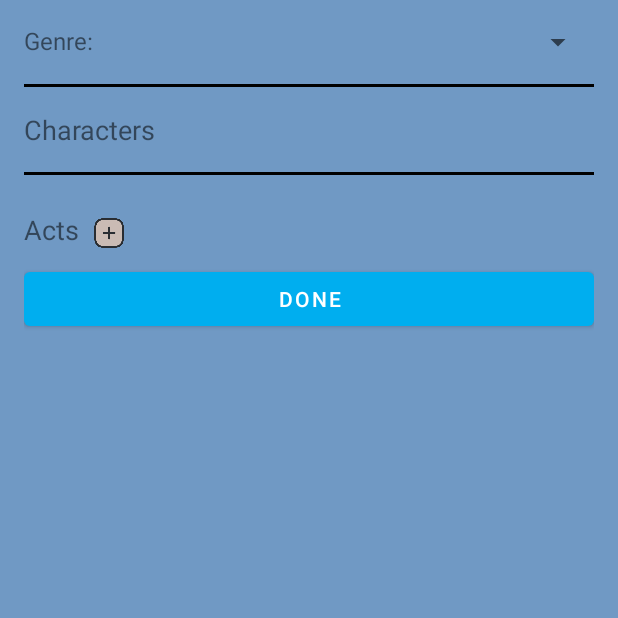
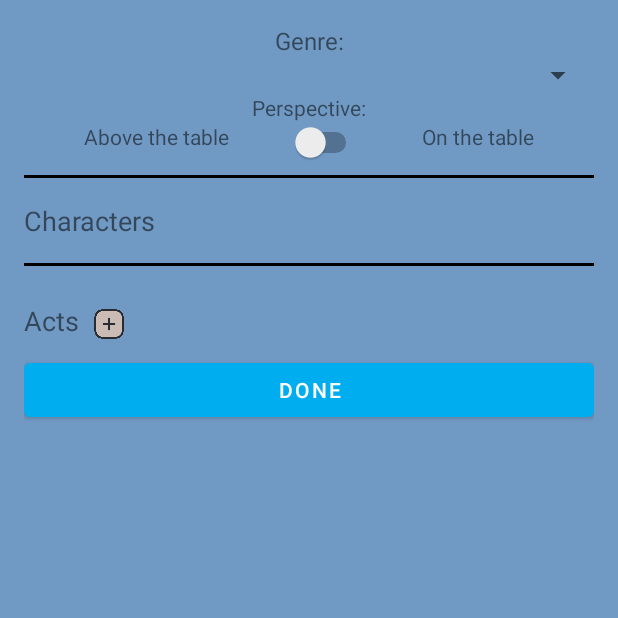
Before and after one commit to Albirich/RealmsAI, an Android app built with Jetpack Compose: the RPGSettingsActivity screen opened directly, with no data from a screen before it, on a phone screen of 412 x 824 dp, the top half of it. Run offline under Robolectric (Android 15) with nearby library versions, the phone set to English and light mode, and no system bars; 15 statements that could not run were skipped.

Commit message:
we are working on rpg mode right now. implemented the above table prompts.

```diff
--- a/app/src/main/java/com/example/RealmsAI/MainActivity.kt
+++ b/app/src/main/java/com/example/RealmsAI/MainActivity.kt
@@ -866,12 +866,8 @@ class MainActivity : AppCompatActivity() {
                     saveSessionProfile(sessionProfile, sessionId)
 
                     playerSlot = sessionProfile.slotRoster.find { it.profileType == "player" }
-                    if (playerSlot == null) {
-                        Log.w("AI_CYCLE", "No player slot found. Aborting.")
-                        return@withTimeoutOrNull
-                    }
-                    val playerArea = playerSlot.lastActiveArea
-                    val playerLocation = playerSlot.lastActiveLocation
+                    val playerArea = playerSlot?.lastActiveArea
+                    val playerLocation = playerSlot?.lastActiveLocation
 
                     // 3. NOW do your background lookup as before
                     fun String.normalize(): String = this.trim().lowercase().replace("\\s+".toRegex(), " ")
--- a/app/src/main/java/com/example/RealmsAI/RPGSettingsActivity.kt
+++ b/app/src/main/java/com/example/RealmsAI/RPGSettingsActivity.kt
@@ -29,6 +29,7 @@ class RPGSettingsActivity : AppCompatActivity() {
     private lateinit var actAdapter: RPGActAdapter
     private var selectedCharacters: MutableList<CharacterProfile> = mutableListOf()
     private lateinit var rpgCharacters: MutableList<RPGCharacter>
+    private lateinit var perspectiveSwitch:Switch
 
     private val gson = Gson()
 
@@ -53,6 +54,7 @@ class RPGSettingsActivity : AppCompatActivity() {
         characterRecyclerView = findViewById(R.id.characterRecyclerView)
         actsRecyclerView = findViewById(R.id.actsRecyclerView)
         addActButton = findViewById(R.id.addActButton)
+        perspectiveSwitch = findViewById(R.id.perspectiveSwitch)
 
         // Parse incoming settings if editing an existing chat
         val currentSettingsJson = intent.getStringExtra("CURRENT_SETTINGS_JSON")
@@ -69,6 +71,10 @@ class RPGSettingsActivity : AppCompatActivity() {
         selectedCharacters = gson.fromJson(
             selectedCharactersJson, object : TypeToken<List<CharacterProfile>>() {}.type
         )
+        perspectiveSwitch.isChecked = (rpgSettings.perspective == "onTable")
+        perspectiveSwitch.setOnCheckedChangeListener { _, isChecked ->
+            rpgSettings.perspective = if (isChecked) "onTable" else "aboveTable"
+        }
 
         rpgSettings = if (!currentSettingsJson.isNullOrEmpty() && currentSettingsJson.trim().startsWith("{")) {
             gson.fromJson(currentSettingsJson, RPGSettings::class.java) ?: RPGSettings(
@@ -84,6 +90,10 @@ class RPGSettingsActivity : AppCompatActivity() {
                 acts = mutableListOf(),
                 currentAct = 0
             )
+        }
+
+        perspectiveSwitch.setOnCheckedChangeListener { _, isChecked ->
+            rpgSettings.perspective = if (isChecked) "onTable" else "aboveTable"
         }
 
         val charMap = rpgSettings.characters.associateBy { it.characterId }
--- a/app/src/main/java/com/example/RealmsAI/SessionLandingActivity.kt
+++ b/app/src/main/java/com/example/RealmsAI/SessionLandingActivity.kt
@@ -529,7 +529,6 @@ class SessionLandingActivity : AppCompatActivity() {
                         )
                     } ?: emptyList()
                     val currentAct = rpgSettings?.currentAct ?: 0
-                    val modeFlags = chatProfile?.modeSettings?.keys?.associateWith { "true" }?.toMutableMap() ?: mutableMapOf()
                     val fixedProfile = SessionProfile(
                         sessionId = sessionId,
                         chatId = chatProfile?.id ?: "",
@@ -551,7 +550,8 @@ class SessionLandingActivity : AppCompatActivity() {
                         multiplayer = currentIsMultiplayer,
                         acts = parsedActs,
                         currentAct = currentAct,
-                        modeSettings = chatProfile?.modeSettings?.keys?.associateWith { "true" }?.toMutableMap() ?: mutableMapOf()
+                        modeSettings = chatProfile?.modeSettings?.toMutableMap() ?: mutableMapOf()
+
                     )
 
                     // Save session and update Firestore
--- a/app/src/main/java/com/example/RealmsAI/ai/PromptBuilder.kt
+++ b/app/src/main/java/com/example/RealmsAI/ai/PromptBuilder.kt
@@ -549,6 +549,8 @@ object PromptBuilder {
             You are roleplaying as ${gmSlot.name}, the Game Master (GM).
             As GM, you must:
             - Narrate the world, NPCs, and challenges.
+            - Come up with the area the players characters are at based on the summary.
+            - You are still in a room with the other characters talking to them as you all play the game.
             - Progress the party through the story according to the current Act.
             - Request dice rolls or call for player decisions when needed.
             - When requestion a dice roll you need to set a target number for the roll, based on the difficulty of the action that triggered the dice roll
--- a/app/src/main/java/com/example/RealmsAI/models/ModeSettings.kt
+++ b/app/src/main/java/com/example/RealmsAI/models/ModeSettings.kt
@@ -6,7 +6,8 @@ sealed class ModeSettings : java.io.Serializable {
         var characters: MutableList<RPGCharacter> = mutableListOf(),
         var acts: MutableList<RPAct> = mutableListOf(),
         var currentAct: Int = 0,
-        var linkedToMap: MutableMap<String, MutableList<CharacterLink>> = mutableMapOf()
+        var linkedToMap: MutableMap<String, MutableList<CharacterLink>> = mutableMapOf(),
+        var perspective: String = "aboveTable"
     ) : ModeSettings()
     enum class RPGGenre {
         FANTASY,
--- a/app/src/main/res/layout/activity_rpg_settings.xml
+++ b/app/src/main/res/layout/activity_rpg_settings.xml
@@ -19,22 +19,58 @@
             android:textSize="16dp"
             app:layout_constraintTop_toTopOf="parent"
             app:layout_constraintStart_toStartOf="parent"
-            app:layout_constraintBottom_toTopOf="@id/rpgsettingspacer1"/>
+            app:layout_constraintEnd_toEndOf="@id/genreSpinner"/>
+        <TextView
+            android:id="@+id/perspectiveTitle"
+            android:layout_width="wrap_content"
+            android:layout_height="wrap_content"
+            android:text="Perspective:"
+            app:layout_constraintStart_toStartOf="@id/aboveLabel"
+            app:layout_constraintEnd_toEndOf="@id/onLabel"
+            app:layout_constraintTop_toBottomOf="@id/genreSpinner"/>
         <Spinner
             android:id="@+id/genreSpinner"
-            android:layout_width="0dp"
+            android:layout_width="match_parent"
             android:layout_height="wrap_content"
-            app:layout_constraintTop_toTopOf="parent"
-            app:layout_constraintStart_toEndOf="@id/genreSpinnerLabel"
+            app:layout_constraintTop_toBottomOf="@id/genreSpinnerLabel"
+            app:layout_constraintStart_toStartOf="parent"
+            android:contentDescription="a list of genre to dictate what the options are given"/>
+
+        <TextView
+            android:id="@+id/aboveLabel"
+            android:layout_width="wrap_content"
+            android:layout_height="wrap_content"
+            android:text="Above the table"
+            android:maxLines="2"
+            app:layout_constraintTop_toTopOf="@id/perspectiveSwitch"
+            app:layout_constraintStart_toStartOf="parent"
+            app:layout_constraintEnd_toStartOf="@id/perspectiveSwitch"/>
+        <Switch
+            android:id="@+id/perspectiveSwitch"
+            android:layout_width="wrap_content"
+            android:layout_height="wrap_content"
+            app:layout_constraintTop_toBottomOf="@id/perspectiveTitle"
+            app:layout_constraintStart_toEndOf="@id/aboveLabel"
+            app:layout_constraintEnd_toStartOf="@id/onLabel"/>
+
+        <TextView
+            android:id="@+id/onLabel"
+            android:layout_width="wrap_content"
+            android:layout_height="wrap_content"
             app:layout_constraintEnd_toEndOf="parent"
-            android:contentDescription="a list of genre to dictate what the options are given"/>
+            android:text="On the table"
+            android:maxLines="2"
+            app:layout_constraintStart_toEndOf="@id/perspectiveSwitch"
+            app:layout_constraintTop_toTopOf="@id/perspectiveSwitch" />
+
+
         <View
             android:id="@+id/rpgsettingspacer1"
             android:layout_width="match_parent"
             android:layout_height="2dp"
-            app:layout_constraintTop_toBottomOf="@id/genreSpinnerLabel"
+            app:layout_constraintTop_toBottomOf="@id/perspectiveSwitch"
             android:background="#000000"
-            android:layout_marginTop="18dp"
+            android:layout_marginTop="8dp"
             android:layout_marginBottom="8dp" />
 
             <!-- Characters header -->
```
